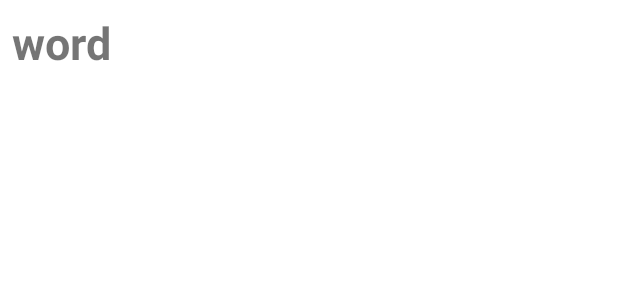
After one commit to sashayugov/Dictionary, an Android app: the layout word_item.xml on its own in the app's theme, with its tools: preview values and no code run, on a phone screen of 412 x 824 dp. The commit adds this screen. Shown: the top 300 px of the screen. Run offline under Robolectric (Android 15) with nearby library versions, the phone set to English and light mode, and no system bars.

Commit message:
WordListAdapter.kt added

```diff
--- a/app/src/main/AndroidManifest.xml
+++ b/app/src/main/AndroidManifest.xml
@@ -1,6 +1,8 @@
 <?xml version="1.0" encoding="utf-8"?>
 <manifest xmlns:android="http://schemas.android.com/apk/res/android"
     xmlns:tools="http://schemas.android.com/tools">
+
+    <uses-permission android:name="android.permission.INTERNET" />
 
     <application
         android:name=".App"
--- a/app/src/main/java/com/example/dictionary/data/SkyEngApiService.kt
+++ b/app/src/main/java/com/example/dictionary/data/SkyEngApiService.kt
@@ -1,6 +1,7 @@
 package com.example.dictionary.data
 
 import com.example.dictionary.domain.WordData
+import com.example.dictionary.domain.entity.WordDataModel
 import io.reactivex.rxjava3.core.Single
 import retrofit2.http.GET
 import retrofit2.http.Query
@@ -8,5 +9,5 @@ import retrofit2.http.Query
 interface SkyEngApiService {
 
     @GET("api/public/v1/words/search")
-    fun listWordData(@Query("search") word: String): Single<List<WordData>>
+    fun listWordData(@Query("search") word: String): Single<List<WordDataModel>>
 }
--- a/app/src/main/java/com/example/dictionary/domain/WordData.kt
+++ b/app/src/main/java/com/example/dictionary/domain/WordData.kt
@@ -4,7 +4,7 @@ import com.example.dictionary.domain.entity.WordDataModel
 
 sealed class WordData {
 
-    data class Success(val wordData: WordDataModel) : WordData()
+    data class Success(val listDataModel: List<WordDataModel>) : WordData()
 
     data class Error(val error: Throwable) : WordData()
 
--- a/app/src/main/java/com/example/dictionary/ui/MainActivity.kt
+++ b/app/src/main/java/com/example/dictionary/ui/MainActivity.kt
@@ -26,7 +26,10 @@ class MainActivity : AppCompatActivity(), DictionaryContract.View {
         }
     }
 
-    override fun openWordsListFragment() {
+    override fun openWordListFragment() {
+        if (supportFragmentManager.findFragmentById(R.id.container) is WordListFragment) {
+            supportFragmentManager.popBackStack()
+        }
         supportFragmentManager.commit {
             addToBackStack(null)
             replace(R.id.container, WordListFragment())
--- a/app/src/main/java/com/example/dictionary/ui/SearchWordFragment.kt
+++ b/app/src/main/java/com/example/dictionary/ui/SearchWordFragment.kt
@@ -7,6 +7,7 @@ import android.view.View
 import android.view.ViewGroup
 import com.example.dictionary.App
 import com.example.dictionary.databinding.FragmentSearchWordBinding
+import com.example.dictionary.ui.adapter.WordListAdapter
 
 
 class SearchWordFragment : Fragment(){
@@ -27,7 +28,8 @@ class SearchWordFragment : Fragment(){
     override fun onViewCreated(view: View, savedInstanceState: Bundle?) {
         super.onViewCreated(view, savedInstanceState)
         binding.searchWordButton.setOnClickListener {
-            presenter.onLoadDataByWord("word")
+            val word: String = binding.inputWordEditText.text.toString()
+            presenter.onLoadDataByWord(word)
         }
     }
 
--- /dev/null
+++ b/app/src/main/res/layout/word_item.xml
@@ -0,0 +1,21 @@
+<?xml version="1.0" encoding="utf-8"?>
+<androidx.appcompat.widget.LinearLayoutCompat xmlns:android="http://schemas.android.com/apk/res/android"
+    android:layout_width="match_parent"
+    android:layout_height="wrap_content"
+    xmlns:tools="http://schemas.android.com/tools">
+
+    <TextView
+        android:id="@+id/word_item_tv"
+        android:layout_width="match_parent"
+        android:layout_height="wrap_content"
+        android:padding="8dp"
+        android:textStyle="bold"
+        android:textSize="30sp"
+        tools:text="word"/>
+
+    <View
+        android:layout_width="match_parent"
+        android:layout_height="2dp"
+        android:backgroundTint="@color/grey"/>
+
+</androidx.appcompat.widget.LinearLayoutCompat>
--- a/app/src/main/res/values/colors.xml
+++ b/app/src/main/res/values/colors.xml
@@ -7,4 +7,5 @@
     <color name="teal_700">#FF018786</color>
     <color name="black">#FF000000</color>
     <color name="white">#FFFFFFFF</color>
+    <color name="grey">#858585</color>
 </resources>
```
Also changed, not shown: app/src/main/java/com/example/dictionary/data/RepositoryImpl.kt (+14 -10 lines), app/src/main/java/com/example/dictionary/domain/DictionaryContract.kt (+6 -3 lines), app/src/main/java/com/example/dictionary/presenter/MainPresenter.kt (+28 -3 lines), app/src/main/java/com/example/dictionary/ui/WordListFragment.kt (+37 -20 lines), app/src/main/java/com/example/dictionary/ui/adapter/WordListAdapter.kt (added, +40 -0 lines), app/src/main/res/layout/fragment_word_list.xml (+8 -7 lines).
